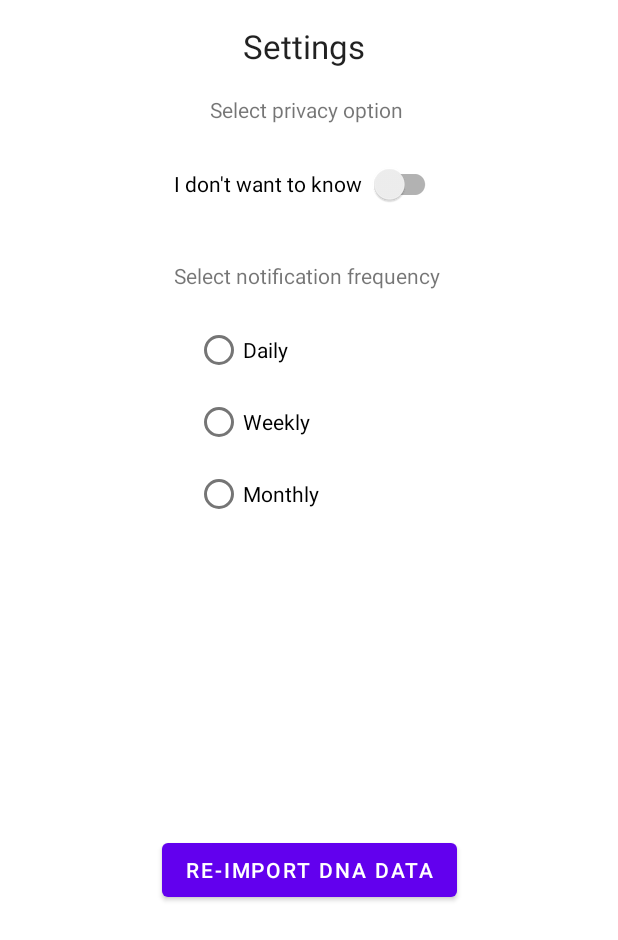
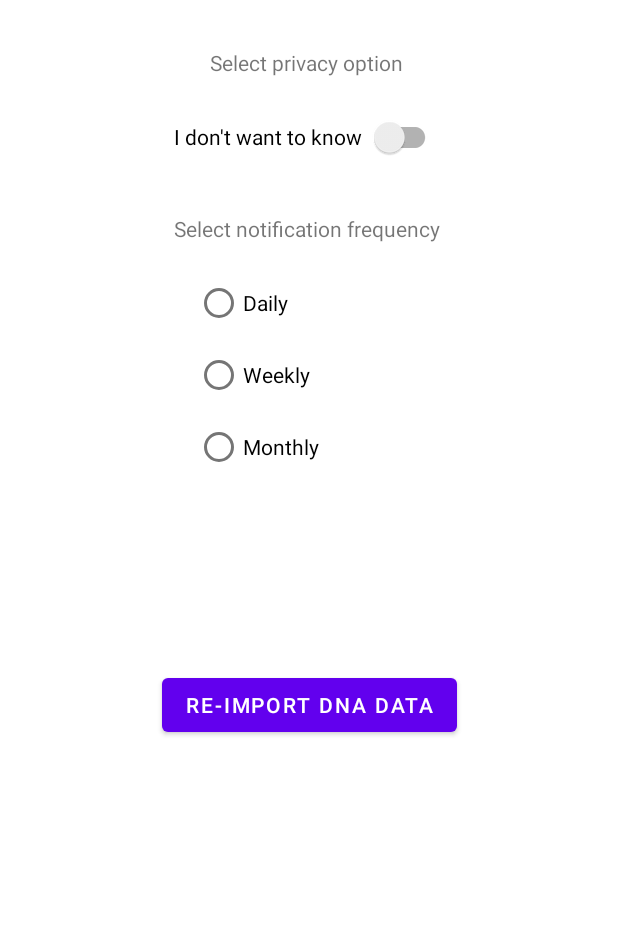
Before and after one commit to CristinaERoman/ShipIt2022, an Android app: the layout settings_activity.xml on its own in the app's theme, with its tools: preview values and no code run, on a phone screen of 412 x 824 dp. Shown: the top 940 px of the screen. Run offline under Robolectric (Android 15) with nearby library versions, the phone set to English and light mode, and no system bars.

Commit message:
settings rename and adjust

```diff
--- a/BunnyGene/app/src/main/java/com/example/bunnygene/web/SettingsActivity.java
+++ b/BunnyGene/app/src/main/java/com/example/bunnygene/web/Settings.java
@@ -7,11 +7,10 @@ import android.widget.Button;
 
 import androidx.appcompat.app.ActionBar;
 import androidx.appcompat.app.AppCompatActivity;
-import androidx.preference.PreferenceFragmentCompat;
 
 import com.example.bunnygene.R;
 
-public class SettingsActivity extends AppCompatActivity {
+public class Settings extends AppCompatActivity {
 
     @Override
     protected void onCreate(Bundle savedInstanceState) {
@@ -26,7 +25,7 @@ public class SettingsActivity extends AppCompatActivity {
 
         yourButton.setOnClickListener(new View.OnClickListener(){
             public void onClick(View v){
-                startActivity(new Intent(SettingsActivity.this, ImportDnaActivity.class));
+                startActivity(new Intent(Settings.this, ImportDnaActivity.class));
             }
         });
 
--- a/BunnyGene/app/src/main/res/layout/settings_activity.xml
+++ b/BunnyGene/app/src/main/res/layout/settings_activity.xml
@@ -15,7 +15,7 @@
             android:layout_width="wrap_content"
             android:layout_height="wrap_content"
             android:layout_marginStart="16dp"
-            android:layout_marginTop="159dp"
+            android:layout_marginTop="16dp"
             android:layout_marginEnd="16dp"
             android:layout_marginBottom="183dp"
             android:text="Re-import DNA data"
@@ -23,7 +23,8 @@
             app:layout_constraintBottom_toBottomOf="parent"
             app:layout_constraintEnd_toEndOf="parent"
             app:layout_constraintStart_toStartOf="parent"
-            app:layout_constraintTop_toBottomOf="@+id/radioGroup" />
+            app:layout_constraintTop_toBottomOf="@+id/radioGroup"
+            app:layout_constraintVertical_bias="0.411" />
 
         <androidx.appcompat.widget.SwitchCompat
             android:id="@+id/privacySwitch"
@@ -79,20 +80,8 @@
             android:layout_width="wrap_content"
             android:layout_height="19dp"
             android:layout_marginStart="140dp"
-            android:layout_marginTop="16dp"
+            android:layout_marginTop="32dp"
             android:text="Select privacy option"
-            app:layout_constraintStart_toStartOf="parent"
-            app:layout_constraintTop_toBottomOf="@+id/textView4" />
-
-        <TextView
-            android:id="@+id/textView4"
-            android:layout_width="wrap_content"
-            android:layout_height="31dp"
-            android:layout_marginTop="16dp"
-            android:text="Settings"
-            android:textAppearance="@style/TextAppearance.AppCompat.Large"
-            app:layout_constraintEnd_toEndOf="parent"
-            app:layout_constraintHorizontal_bias="0.49"
             app:layout_constraintStart_toStartOf="parent"
             app:layout_constraintTop_toTopOf="parent" />
 
```
